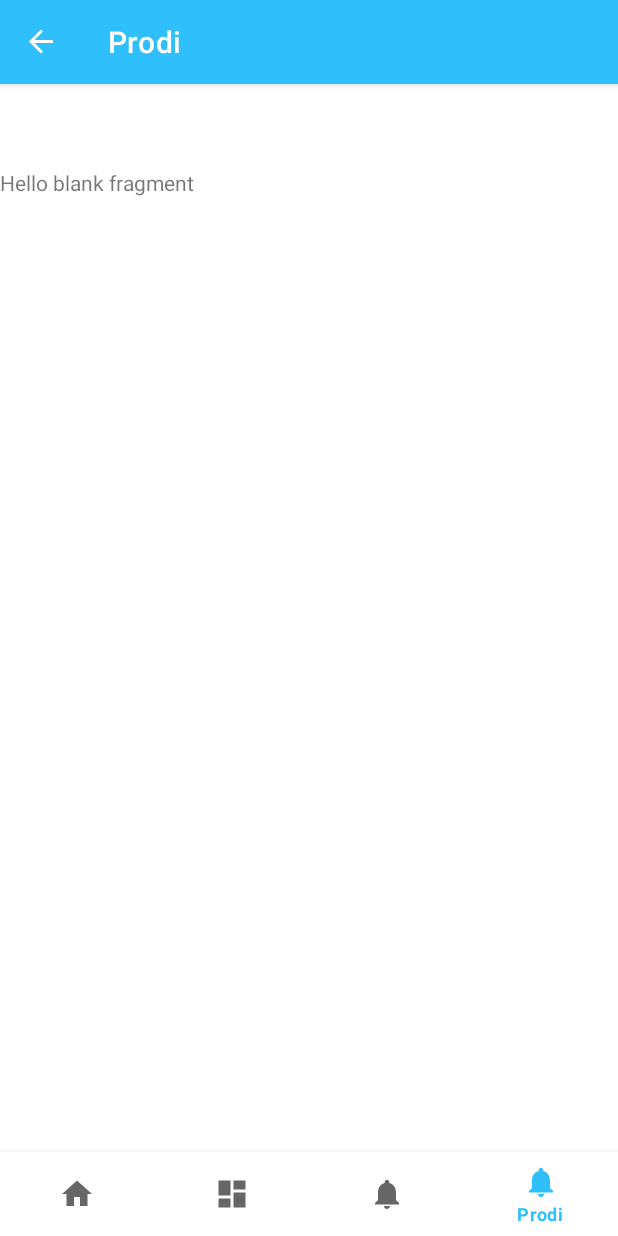
After one commit to CahyaW06/fatisda-profile-mobile, an Android app: the ProdiFragment screen opened through its navigation route, on a phone screen of 412 x 824 dp. The commit adds this screen. Run offline under Robolectric (Android 15) with nearby library versions, the phone set to English and light mode, and no system bars; our stand-ins replace navigation-ui.

Commit message:
+prodi fragment

```diff
--- /dev/null
+++ b/app/src/main/java/com/example/fatisdaprofilemobile/ui/prodi/ProdiFragment.kt
@@ -0,0 +1,60 @@
+package com.example.fatisdaprofilemobile.ui.prodi
+
+import android.os.Bundle
+import androidx.fragment.app.Fragment
+import android.view.LayoutInflater
+import android.view.View
+import android.view.ViewGroup
+import com.example.fatisdaprofilemobile.R
+
+// TODO: Rename parameter arguments, choose names that match
+// the fragment initialization parameters, e.g. ARG_ITEM_NUMBER
+private const val ARG_PARAM1 = "param1"
+private const val ARG_PARAM2 = "param2"
+
+/**
+ * A simple [Fragment] subclass.
+ * Use the [ProdiFragment.newInstance] factory method to
+ * create an instance of this fragment.
+ */
+class ProdiFragment : Fragment() {
+    // TODO: Rename and change types of parameters
+    private var param1: String? = null
+    private var param2: String? = null
+
+    override fun onCreate(savedInstanceState: Bundle?) {
+        super.onCreate(savedInstanceState)
+        arguments?.let {
+            param1 = it.getString(ARG_PARAM1)
+            param2 = it.getString(ARG_PARAM2)
+        }
+    }
+
+    override fun onCreateView(
+        inflater: LayoutInflater, container: ViewGroup?,
+        savedInstanceState: Bundle?
+    ): View? {
+        // Inflate the layout for this fragment
+        return inflater.inflate(R.layout.fragment_prodi, container, false)
+    }
+
+    companion object {
+        /**
+         * Use this factory method to create a new instance of
+         * this fragment using the provided parameters.
+         *
+         * @param param1 Parameter 1.
+         * @param param2 Parameter 2.
+         * @return A new instance of fragment ProdiFragment.
+         */
+        // TODO: Rename and change types and number of parameters
+        @JvmStatic
+        fun newInstance(param1: String, param2: String) =
+            ProdiFragment().apply {
+                arguments = Bundle().apply {
+                    putString(ARG_PARAM1, param1)
+                    putString(ARG_PARAM2, param2)
+                }
+            }
+    }
+}
--- /dev/null
+++ b/app/src/main/res/layout/fragment_prodi.xml
@@ -0,0 +1,14 @@
+<?xml version="1.0" encoding="utf-8"?>
+<FrameLayout xmlns:android="http://schemas.android.com/apk/res/android"
+    xmlns:tools="http://schemas.android.com/tools"
+    android:layout_width="match_parent"
+    android:layout_height="match_parent"
+    tools:context=".ui.prodi.ProdiFragment">
+
+    <!-- TODO: Update blank fragment layout -->
+    <TextView
+        android:layout_width="match_parent"
+        android:layout_height="match_parent"
+        android:text="@string/hello_blank_fragment" />
+
+</FrameLayout>
--- a/app/src/main/res/navigation/mobile_navigation.xml
+++ b/app/src/main/res/navigation/mobile_navigation.xml
@@ -25,7 +25,7 @@
 
     <fragment
         android:id="@+id/navigation_prodi"
-        android:name="com.example.fatisdaprofilemobile.ui.kemahasiswaan.KemahasiswaanFragment"
-        android:label="@string/title_kemahasiswaan"
-        tools:layout="@layout/fragment_kemahasiswaan" />
+        android:name="com.example.fatisdaprofilemobile.ui.prodi.ProdiFragment"
+        android:label="@string/prodi"
+        tools:layout="@layout/fragment_prodi" />
 </navigation>
--- a/app/src/main/res/values/strings.xml
+++ b/app/src/main/res/values/strings.xml
@@ -26,4 +26,7 @@
         <item>UNS — Prof. Drs. Bambang Harjito, M.App.Sc., Ph.D., menjadi guru besar pertama yang dimiliki Fakultas Teknologi Informasi dan Sains Data (FATISDA) Universitas Sebelas Maret (UNS) Surakarta. </item>
         <item>UNS — The A Team Universitas Sebelas Maret (UNS) Surakarta meraih Juara 2 Karya Tulis Ilmiah Teknologi Informasi dan Komunikasi (TIK) dalam Pagelaran Mahasiswa Nasional Bidang TIK (GEMASTIK) XV Tahun 2022.</item>
     </string-array>
+    <!-- TODO: Remove or change this placeholder text -->
+    <string name="hello_blank_fragment">Hello blank fragment</string>
+    <string name="prodi">Prodi</string>
 </resources>
```
